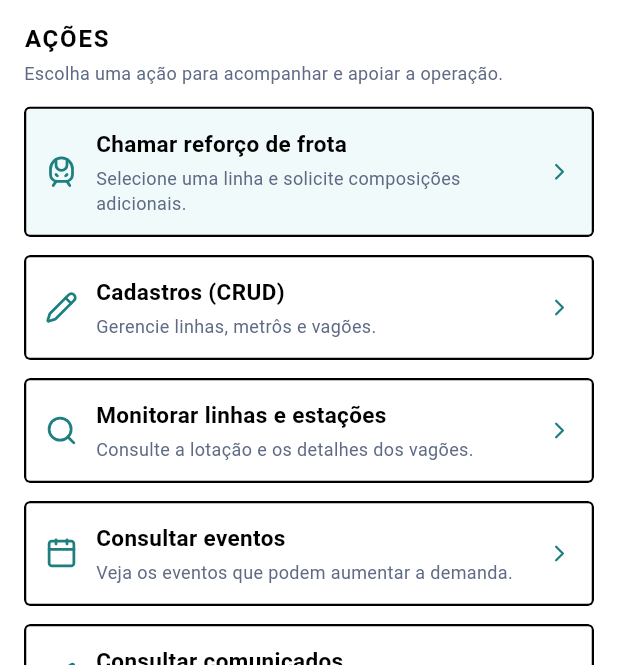
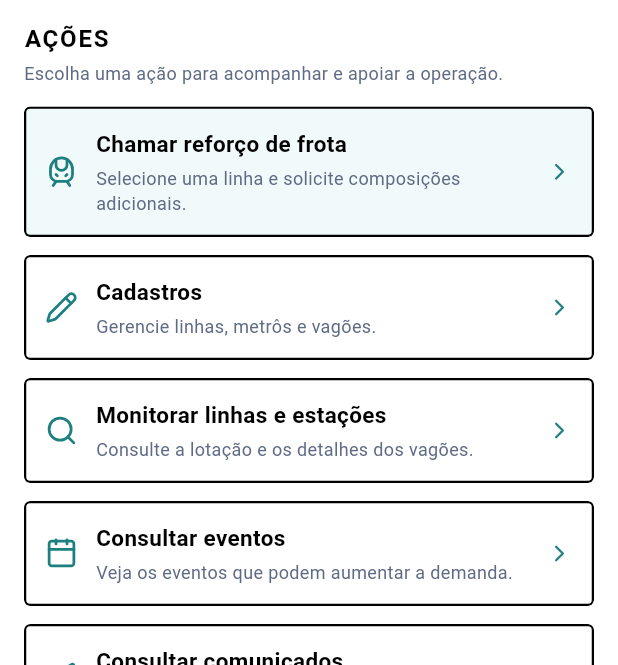
Before and after one commit to pgmoraesdev/FLUXO_GLOBAL_SOLUTION_2026_2, a Flutter app: the screen it shows after launch, item 3 of the bottom bar chosen, on a phone screen of 412 x 824 dp, the part 63-728 px from its top. Run offline on Flutter 3.47's test engine with Material 3 defaults, Android fonts, the phone set to English and light mode, and no system bars; our stand-ins replace lucide_flutter, material_ui.

Commit message:
fix: simplifica titulo de cadastros

```diff
--- a/lib/screens/actions_screen.dart
+++ b/lib/screens/actions_screen.dart
@@ -42,7 +42,7 @@ class ActionsScreen extends StatelessWidget {
             const SizedBox(height: 12),
             _option(
               icon: LucideIcons.pencil,
-              title: 'Cadastros (CRUD)',
+              title: 'Cadastros',
               description: 'Gerencie linhas, metrôs e vagões.',
               onTap: () => Navigator.push(
                 context,
```
